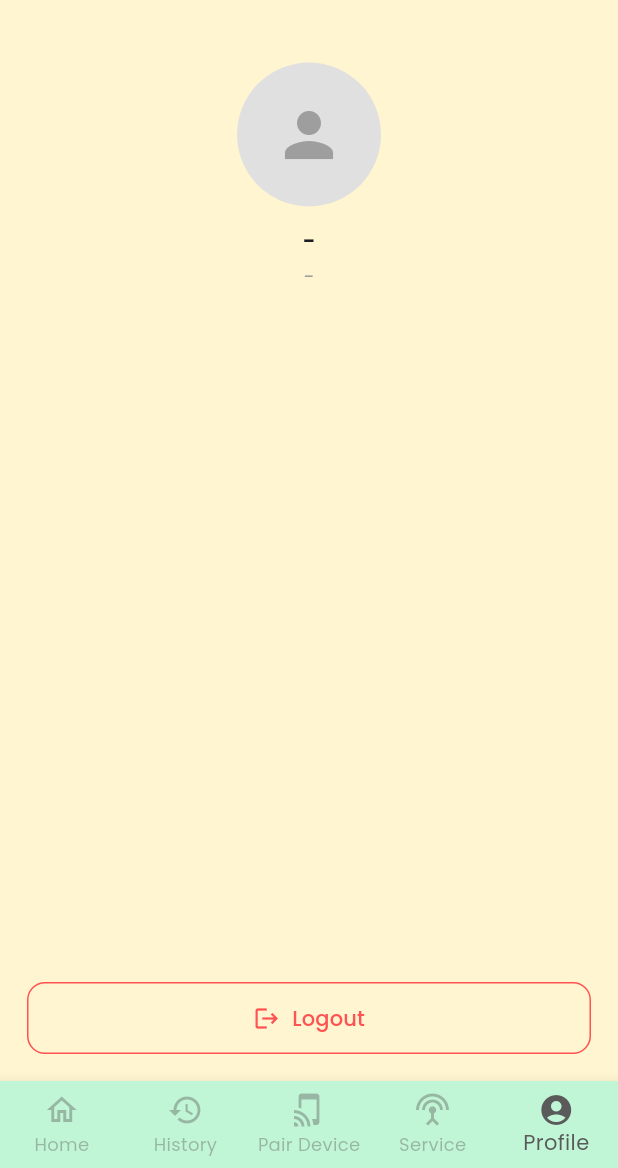
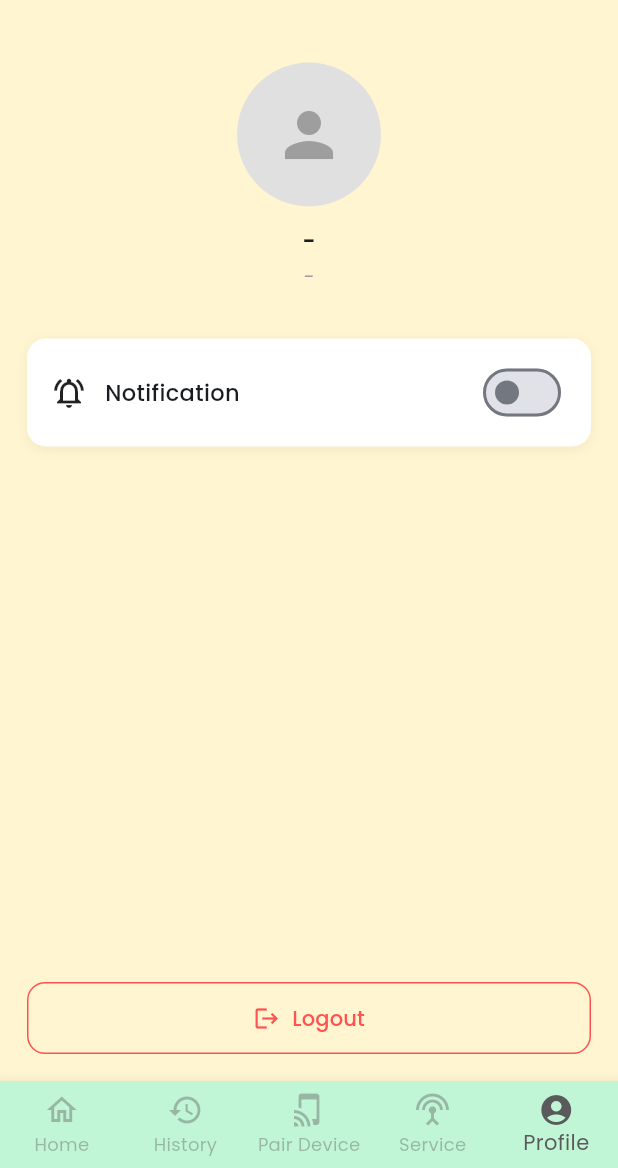
Before and after one commit to davinbennett/HydrosV2, a Flutter app: the BottomNavBar screen opened by its route, item 5 of the bottom bar chosen, on a phone screen of 412 x 824 dp, the part 68-1236 px from its top. Run offline on Flutter 3.47's test engine with Material 3 defaults, Android fonts, the phone set to English and light mode, and no system bars; our stand-ins replace connectivity_plus, dio, equatable, firebase_core, firebase_messaging, fl_chart and 17 more; missing offline and left inert: otp_timer_button, qr_code_scanner_plus, qr_code_tools; accounts and stored records are empty.

Commit message:
FE: SETTING IS ON NOTIF: DONE

```diff
--- /dev/null
+++ b/frontend/lib/presentation/providers/notif_setting.dart
@@ -0,0 +1,25 @@
+
+import 'package:flutter_riverpod/flutter_riverpod.dart';
+import 'package:frontend/infrastructure/local/secure_storage.dart';
+
+
+final notificationSettingProvider =
+    StateNotifierProvider<NotificationSettingNotifier, bool>(
+      (ref) => NotificationSettingNotifier(),
+    );
+
+class NotificationSettingNotifier extends StateNotifier<bool> {
+  NotificationSettingNotifier() : super(true) {
+    _load();
+  }
+
+  Future<void> _load() async {
+    final val = await SecureStorage.getIsNotifOn();
+    state = val;
+  }
+
+  Future<void> toggle(bool value) async {
+    state = value;
+    await SecureStorage.saveIsNotifOn(value);
+  }
+}
--- a/frontend/lib/presentation/screens/profile_screen.dart
+++ b/frontend/lib/presentation/screens/profile_screen.dart
@@ -12,11 +12,12 @@ import '../../core/themes/font_weight.dart';
 import '../../core/themes/radius_size.dart';
 import '../../core/themes/spacing_size.dart';
 import '../providers/injection.dart';
+import '../providers/notif_setting.dart';
 import '../widgets/global/app_bar.dart';
 import '../widgets/global/dialog.dart';
 import '../widgets/global/loading.dart';
 
-  class ProfileScreen extends ConsumerStatefulWidget {
+class ProfileScreen extends ConsumerStatefulWidget {
   const ProfileScreen({super.key});
 
   @override
@@ -51,9 +52,7 @@ class _ProfilePageState extends ConsumerState<ProfileScreen> {
     final profileController = ref.read(profileControllerProvider);
 
     try {
-      final result = await profileController.getProfileController(
-        userId
-      );
+      final result = await profileController.getProfileController(userId);
 
       final pprofilePictureUrl = result['profile_picture'];
       final uusername = result['username'];
@@ -98,8 +97,7 @@ class _ProfilePageState extends ConsumerState<ProfileScreen> {
         context: context,
         title: "Logout Success",
         message: "You have been logged out.",
-        onOk: () {
-        },
+        onOk: () {},
       );
     } catch (e) {
       if (!mounted) return;
@@ -124,9 +122,7 @@ class _ProfilePageState extends ConsumerState<ProfileScreen> {
             'Logout',
             style: TextStyle(fontWeight: FontWeight.bold),
           ),
-          content: const Text(
-            "Are you sure you want to logout?",
-          ),
+          content: const Text("Are you sure you want to logout?"),
           shape: RoundedRectangleBorder(
             borderRadius: BorderRadius.circular(16),
           ),
@@ -245,7 +241,7 @@ class _ProfilePageState extends ConsumerState<ProfileScreen> {
                           username,
                           style: TextStyle(
                             fontSize: AppFontSize.m,
-                            fontWeight: AppFontWeight.semiBold
+                            fontWeight: AppFontWeight.semiBold,
                           ),
                         ),
 
@@ -256,6 +252,68 @@ class _ProfilePageState extends ConsumerState<ProfileScreen> {
                           style: TextStyle(
                             fontSize: AppFontSize.s,
                             color: Colors.grey,
+                          ),
+                        ),
+
+                        const SizedBox(height: 16),
+
+                        Container(
+                          margin: const EdgeInsets.only(top: 16),
+                          padding: const EdgeInsets.symmetric(
+                            horizontal: 16,
+                            vertical: 12,
+                          ),
+                          decoration: BoxDecoration(
+                            color: Colors.white, // ✅ background putih
+                            borderRadius: BorderRadius.circular(
+                              AppRadius.rl,
+                            ), // ✅ radius sesuai theme
+                            boxShadow: [
+                              BoxShadow(
+                                color: Colors.black.withOpacity(0.05),
+                                blurRadius: 6,
+                                offset: const Offset(0, 2),
+                              ),
+                            ],
+                          ),
+                          child: Consumer(
+                            builder: (context, ref, _) {
+                              final isNotifOn = ref.watch(
+                                notificationSettingProvider,
+                              );
+
+                              return Row(
+                                children: [
+                                  const Icon(
+                                    Icons.notifications_active_outlined,
+                                  ),
+                                  const SizedBox(width: 12),
+
+                                  Expanded(
+                                    child: Text(
+                                      "Notification",
+                                      style: TextStyle(
+                                        fontWeight: AppFontWeight.medium,
+                                        fontSize: AppFontSize.m,
+                                      ),
+                                    ),
+                                  ),
+
+                                  Switch(
+                                    value: isNotifOn,
+                                    onChanged: (value) {
+                                      ref
+                                          .read(
+                                            notificationSettingProvider
+                                                .notifier,
+                                          )
+                                          .toggle(value);
+                                    },
+                                    activeThumbColor: AppColors.orange,
+                                  ),
+                                ],
+                              );
+                            },
                           ),
                         ),
                       ],
--- a/frontend/lib/presentation/widgets/global/notif_popup.dart
+++ b/frontend/lib/presentation/widgets/global/notif_popup.dart
@@ -114,8 +114,7 @@ class _PopupContent extends ConsumerWidget {
                   padding: EdgeInsets.only(top: AppSpacingSize.l),
                   child: Center(child: Text("No Notification")),
                 )
-                : Expanded(
-                  child: ListView.builder(
+                : ListView.builder(
                   shrinkWrap: true,
                   itemCount: list.length,
                   itemBuilder: (context, i) {
@@ -182,7 +181,6 @@ class _PopupContent extends ConsumerWidget {
                   },
                 ),
       ),
-      ),
     );
   }
 }
```
Also changed, not shown: frontend/lib/infrastructure/fcm/fcm_background.dart (+16 -5 lines), frontend/lib/infrastructure/local/secure_storage.dart (+18 -0 lines), frontend/lib/presentation/providers/notification_provider.dart (+11 -14 lines). Lines whose indentation alone changed are shown as unchanged.
